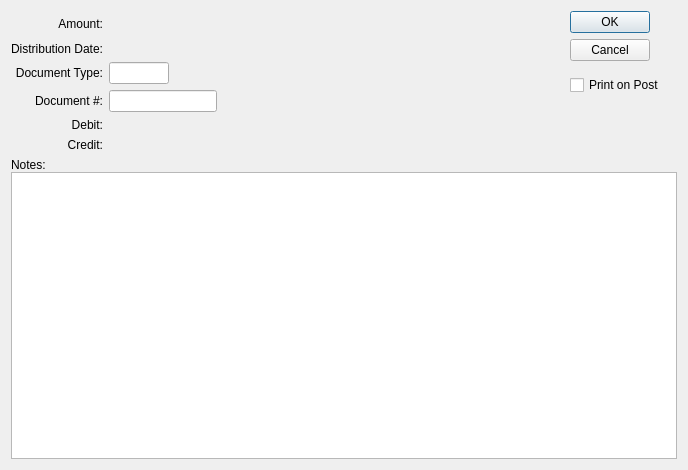
Qt form guiclient/glTransaction.ui (discountscott/qt-client) before a commit.
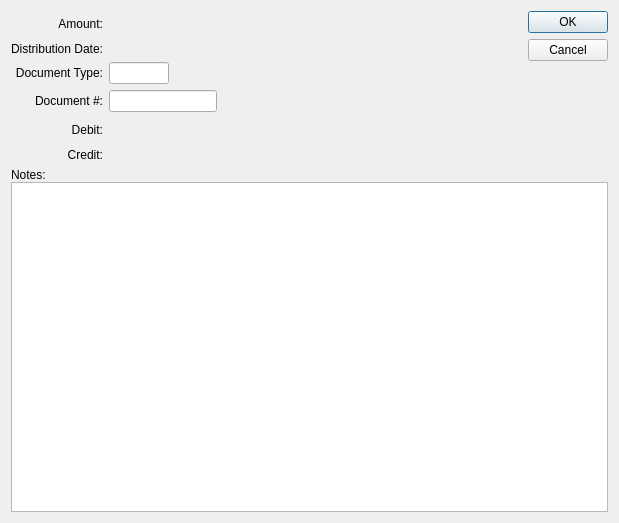
The same form after that commit. Custom widgets are drawn as their Qt base class.

The edit to the form file:
```diff
--- a/guiclient/glTransaction.ui
+++ b/guiclient/glTransaction.ui
@@ -13,79 +13,14 @@
    <rect>
     <x>0</x>
     <y>0</y>
-    <width>688</width>
-    <height>470</height>
+    <width>619</width>
+    <height>523</height>
    </rect>
   </property>
   <property name="windowTitle">
    <string>Simple G/L Journal Entry</string>
   </property>
   <layout class="QGridLayout" name="gridLayout">
-   <item row="5" column="0" colspan="4">
-    <widget class="QFrame" name="frame">
-     <property name="sizePolicy">
-      <sizepolicy hsizetype="Preferred" vsizetype="Expanding">
-       <horstretch>0</horstretch>
-       <verstretch>1</verstretch>
-      </sizepolicy>
-     </property>
-     <property name="frameShape">
-      <enum>QFrame::NoFrame</enum>
-     </property>
-     <property name="frameShadow">
-      <enum>QFrame::Plain</enum>
-     </property>
-     <layout class="QVBoxLayout">
-      <property name="spacing">
-       <number>0</number>
-      </property>
-      <property name="leftMargin">
-       <number>0</number>
-      </property>
-      <property name="topMargin">
-       <number>0</number>
-      </property>
-      <property name="rightMargin">
-       <number>0</number>
-      </property>
-      <property name="bottomMargin">
-       <number>0</number>
-      </property>
-      <item>
-       <widget class="QLabel" name="_notesLit">
-        <property name="text">
-         <string>Notes:</string>
-        </property>
-        <property name="alignment">
-         <set>Qt::AlignLeading|Qt::AlignLeft|Qt::AlignVCenter</set>
-        </property>
-       </widget>
-      </item>
-      <item>
-       <widget class="XTextEdit" name="_notes">
-        <property name="tabChangesFocus">
-         <bool>true</bool>
-        </property>
-        <property name="spellEnable">
-         <bool>true</bool>
-        </property>
-       </widget>
-      </item>
-     </layout>
-    </widget>
-   </item>
-   <item row="0" column="0">
-    <layout class="QGridLayout" name="gridLayout_2">
-     <item row="3" column="0">
-      <widget class="QLabel" name="_docNumberLit">
-       <property name="text">
-        <string>Document #:</string>
-       </property>
-       <property name="alignment">
-        <set>Qt::AlignRight|Qt::AlignTrailing|Qt::AlignVCenter</set>
-       </property>
-      </widget>
-     </item>
      <item row="0" column="0">
       <widget class="QLabel" name="_amountLit">
        <property name="minimumSize">
@@ -102,10 +37,43 @@
        </property>
       </widget>
      </item>
-     <item row="2" column="0">
-      <widget class="QLabel" name="_docTypeLit">
+   <item row="0" column="1">
+    <layout class="QHBoxLayout">
+     <item>
+      <widget class="CurrCluster" name="_amount"/>
+     </item>
+     <item>
+      <spacer>
+       <property name="orientation">
+        <enum>Qt::Horizontal</enum>
+       </property>
+       <property name="sizeType">
+        <enum>QSizePolicy::Expanding</enum>
+       </property>
+       <property name="sizeHint" stdset="0">
+        <size>
+         <width>20</width>
+         <height>20</height>
+        </size>
+       </property>
+      </spacer>
+     </item>
+    </layout>
+   </item>
+   <item row="0" column="2" rowspan="6">
+    <widget class="QDialogButtonBox" name="_buttonBox">
+     <property name="orientation">
+      <enum>Qt::Vertical</enum>
+     </property>
+     <property name="standardButtons">
+      <set>QDialogButtonBox::Cancel|QDialogButtonBox::Ok</set>
+     </property>
+    </widget>
+   </item>
+   <item row="1" column="0">
+    <widget class="QLabel" name="_distDateLit">
        <property name="text">
-        <string>Document Type:</string>
+      <string>Distribution Date:</string>
        </property>
        <property name="alignment">
         <set>Qt::AlignRight|Qt::AlignTrailing|Qt::AlignVCenter</set>
@@ -135,53 +103,10 @@
        </item>
       </layout>
      </item>
-     <item row="1" column="0">
-      <widget class="QLabel" name="_distDateLit">
+   <item row="2" column="0">
+    <widget class="QLabel" name="_docTypeLit">
        <property name="text">
-        <string>Distribution Date:</string>
-       </property>
-       <property name="alignment">
-        <set>Qt::AlignRight|Qt::AlignTrailing|Qt::AlignVCenter</set>
-       </property>
-      </widget>
-     </item>
-     <item row="0" column="1">
-      <layout class="QHBoxLayout">
-       <item>
-        <widget class="CurrCluster" name="_amount"/>
-       </item>
-       <item>
-        <spacer>
-         <property name="orientation">
-          <enum>Qt::Horizontal</enum>
-         </property>
-         <property name="sizeType">
-          <enum>QSizePolicy::Expanding</enum>
-         </property>
-         <property name="sizeHint" stdset="0">
-          <size>
-           <width>20</width>
-           <height>20</height>
-          </size>
-         </property>
-        </spacer>
-       </item>
-      </layout>
-     </item>
-     <item row="4" column="0">
-      <widget class="QLabel" name="_debitLit">
-       <property name="text">
-        <string>Debit:</string>
-       </property>
-       <property name="alignment">
-        <set>Qt::AlignRight|Qt::AlignTrailing|Qt::AlignVCenter</set>
-       </property>
-      </widget>
-     </item>
-     <item row="5" column="0">
-      <widget class="QLabel" name="_creditLit">
-       <property name="text">
-        <string>Credit:</string>
+      <string>Document Type:</string>
        </property>
        <property name="alignment">
         <set>Qt::AlignRight|Qt::AlignTrailing|Qt::AlignVCenter</set>
@@ -224,6 +149,16 @@
        </item>
       </layout>
      </item>
+   <item row="3" column="0">
+    <widget class="QLabel" name="_docNumberLit">
+     <property name="text">
+      <string>Document #:</string>
+     </property>
+     <property name="alignment">
+      <set>Qt::AlignRight|Qt::AlignTrailing|Qt::AlignVCenter</set>
+     </property>
+    </widget>
+   </item>
      <item row="3" column="1">
       <layout class="QHBoxLayout">
        <property name="spacing">
@@ -263,6 +198,36 @@
        </item>
       </layout>
      </item>
+   <item row="4" column="0">
+    <layout class="QVBoxLayout" name="verticalLayout">
+     <property name="topMargin">
+      <number>5</number>
+     </property>
+     <item>
+      <widget class="QLabel" name="_debitLit">
+       <property name="text">
+        <string>Debit:</string>
+       </property>
+       <property name="alignment">
+        <set>Qt::AlignRight|Qt::AlignTrailing|Qt::AlignVCenter</set>
+       </property>
+      </widget>
+     </item>
+     <item>
+      <spacer name="verticalSpacer">
+       <property name="orientation">
+        <enum>Qt::Vertical</enum>
+       </property>
+       <property name="sizeHint" stdset="0">
+        <size>
+         <width>20</width>
+         <height>0</height>
+        </size>
+       </property>
+      </spacer>
+     </item>
+    </layout>
+   </item>
      <item row="4" column="1">
       <widget class="GLCluster" name="_debit">
        <property name="focusPolicy">
@@ -270,6 +235,36 @@
        </property>
       </widget>
      </item>
+   <item row="5" column="0">
+    <layout class="QVBoxLayout" name="verticalLayout_2">
+     <property name="topMargin">
+      <number>5</number>
+     </property>
+     <item>
+      <widget class="QLabel" name="_creditLit">
+       <property name="text">
+        <string>Credit:</string>
+       </property>
+       <property name="alignment">
+        <set>Qt::AlignRight|Qt::AlignTrailing|Qt::AlignVCenter</set>
+       </property>
+      </widget>
+     </item>
+     <item>
+      <spacer name="verticalSpacer_2">
+       <property name="orientation">
+        <enum>Qt::Vertical</enum>
+       </property>
+       <property name="sizeHint" stdset="0">
+        <size>
+         <width>20</width>
+         <height>0</height>
+        </size>
+       </property>
+      </spacer>
+     </item>
+    </layout>
+   </item>
      <item row="5" column="1">
       <widget class="GLCluster" name="_credit">
        <property name="focusPolicy">
@@ -277,41 +272,49 @@
        </property>
       </widget>
      </item>
-    </layout>
-   </item>
-   <item row="0" column="1">
-    <layout class="QVBoxLayout" name="verticalLayout_3">
-     <item>
-      <widget class="QDialogButtonBox" name="_buttonBox">
-       <property name="orientation">
-        <enum>Qt::Vertical</enum>
-       </property>
-       <property name="standardButtons">
-        <set>QDialogButtonBox::Cancel|QDialogButtonBox::Ok</set>
-       </property>
-      </widget>
-     </item>
+   <item row="6" column="0" colspan="3">
+    <widget class="QFrame" name="frame">
+     <property name="sizePolicy">
+      <sizepolicy hsizetype="Preferred" vsizetype="Expanding">
+       <horstretch>0</horstretch>
+       <verstretch>1</verstretch>
+      </sizepolicy>
+     </property>
+     <property name="frameShape">
+      <enum>QFrame::NoFrame</enum>
+     </property>
+     <property name="frameShadow">
+      <enum>QFrame::Plain</enum>
+     </property>
+     <layout class="QVBoxLayout">
+      <property name="spacing">
+       <number>0</number>
+      </property>
+      <property name="margin">
+       <number>0</number>
+      </property>
      <item>
-      <widget class="XCheckBox" name="_print">
+       <widget class="QLabel" name="_notesLit">
        <property name="text">
-        <string>Print on Post</string>
+         <string>Notes:</string>
+        </property>
+        <property name="alignment">
+         <set>Qt::AlignLeading|Qt::AlignLeft|Qt::AlignVCenter</set>
        </property>
       </widget>
      </item>
      <item>
-      <spacer name="verticalSpacer">
-       <property name="orientation">
-        <enum>Qt::Vertical</enum>
-       </property>
-       <property name="sizeHint" stdset="0">
-        <size>
-         <width>20</width>
-         <height>40</height>
-        </size>
-       </property>
-      </spacer>
-     </item>
-    </layout>
+       <widget class="XTextEdit" name="_notes">
+        <property name="tabChangesFocus">
+         <bool>true</bool>
+        </property>
+        <property name="spellEnable">
+         <bool>true</bool>
+        </property>
+       </widget>
+      </item>
+     </layout>
+    </widget>
    </item>
   </layout>
  </widget>
@@ -339,11 +342,6 @@
    <extends>QWidget</extends>
    <header>glcluster.h</header>
   </customwidget>
-  <customwidget>
-   <class>XCheckBox</class>
-   <extends>QCheckBox</extends>
-   <header>xcheckbox.h</header>
-  </customwidget>
   <customwidget>
    <class>XLineEdit</class>
    <extends>QLineEdit</extends>
```
Left out of the diff: 5 changed lines with no effect on the pictures. Lines whose indentation alone changed are shown as unchanged.
